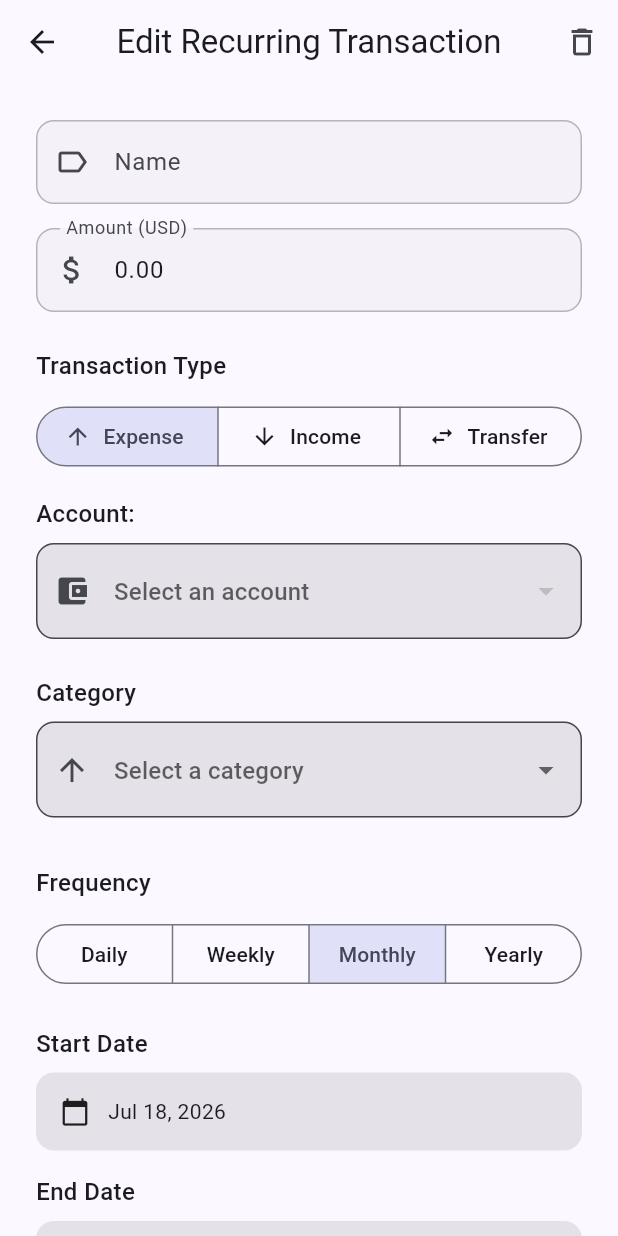
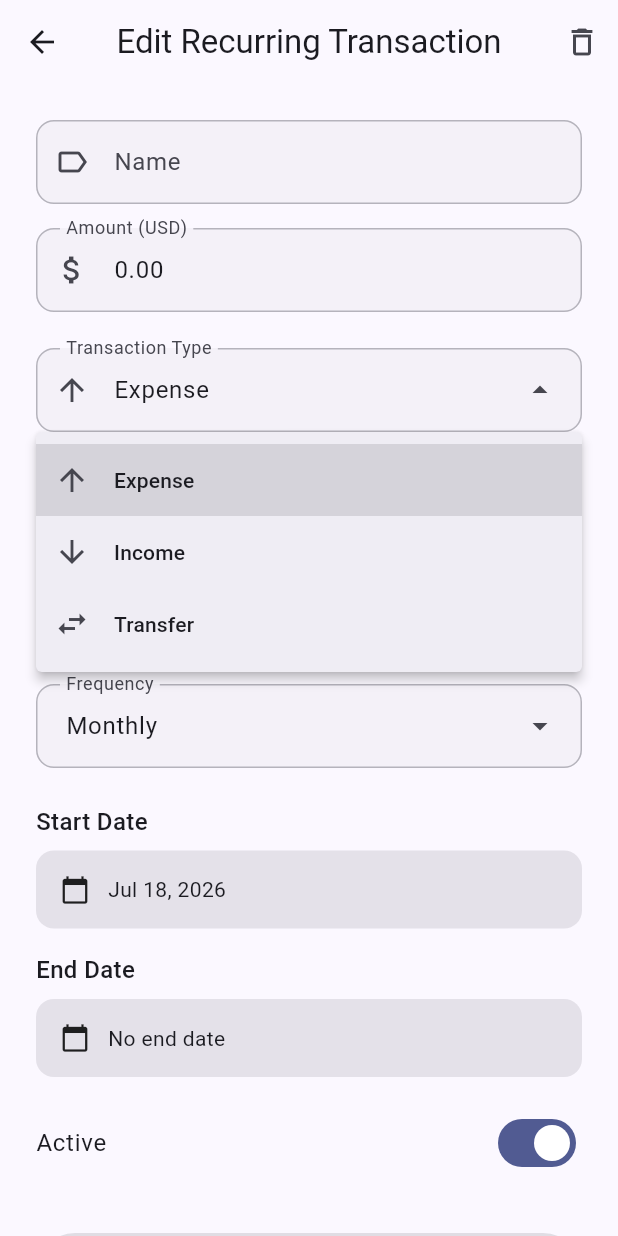
Before and after one commit to camilod529/pocket_guard, a Flutter app: the RecurringTransactionFormScreen screen opened directly with empty values, after a tap on "Expense", on a phone screen of 412 x 824 dp. Run offline on Flutter 3.47's test engine with Material 3 defaults, Android fonts, the phone set to English and light mode, and no system bars; our stand-ins replace animate_do, drift, drift_flutter, fl_chart, flutter_riverpod, formz and 4 more; missing offline and left inert: sqlite3, workmanager; accounts and stored records are empty; generated files the repository leaves out were written again.

Commit message:
refactor(forms): replace dropdowns and segmented pickers with Material 3 DropdownMenu
Replaces DropdownButtonFormField (account/category selectors) and
SegmentedButton (transaction type x3, account type, recurrence frequency)
with Flutter's built-in DropdownMenu<T> - a MUI Autocomplete-like
searchable combobox for the two potentially-long lists (accounts,
categories, via enableFilter: true), and a consistent compact "select"
for the short enumerated pickers (selectOnly: true, no search needed).

AccountSelectorField/CategorySelectorField now key DropdownMenu by id
(String) rather than the entity itself - neither AccountEntity nor
CategoryEntity overrides ==/hashCode, and DropdownMenu matches/highlights
selections by == on its value type, so using the entities directly would
be fragile across rebuilds with freshly-fetched instances. Both keep
their exact public API, so no call site changes were needed anywhere.

Wired DropdownMenuThemeData into AppTheme (switched to an explicitly-built
ColorScheme.fromSeed to get the resolved scheme) matching
CustomFormField's decoration recipe exactly, so every DropdownMenu in
the app themes identically to text fields - DropdownMenu resolves its
decoration from this separate theme slot, not the standard
ThemeData.inputDecorationTheme TextFormField uses, so it needed explicit
wiring rather than inheriting anything automatically.

Deleted DropdownDecorationHelper (common_drop_down.dart), orphaned once
both its only callers stopped using DropdownButtonFormField. Left the
theme-color and language settings screens untouched - confirmed those are
dedicated full-page card lists, not inline dropdowns, so converting them
would be a layout downgrade rather than a consistency win.

Verified with flutter analyze, flutter test (all 37 pass), and both an
Android debug build and an iOS simulator build.

Co-Authored-By: Claude Sonnet 5 <noreply@anthropic.com>

```diff
--- a/lib/presentation/screens/category_form_screen.dart
+++ b/lib/presentation/screens/category_form_screen.dart
@@ -9,6 +9,7 @@ import 'package:pocket_guard/presentation/providers/category/category_form_provi
 import 'package:pocket_guard/presentation/widgets/shared/delete_confirmation_modal.dart';
 import 'package:pocket_guard/presentation/widgets/shared/forms/custom_form_field.dart';
 import 'package:pocket_guard/utils/constants/global_constants.dart';
+import 'package:pocket_guard/utils/shared/transaction_icons.dart';
 
 class CategoryFormScreen extends ConsumerWidget {
   final String categoryId;
@@ -82,24 +83,38 @@ class CategoryFormScreen extends ConsumerWidget {
                 .nameChanged(value),
           ),
           const SizedBox(height: 24),
-          SegmentedButton<TransactionType>(
-            segments: [
-              ButtonSegment(
+          LayoutBuilder(
+            builder: (context, constraints) {
+              return DropdownMenu<TransactionType>(
+                width: constraints.maxWidth,
+                initialSelection: state.type,
+                label: Text(localizations.transactionTypeLabel),
+                selectOnly: true,
+                leadingIcon: Icon(TransactionIcons.getIconByType(state.type)),
+                dropdownMenuEntries: [
+                  DropdownMenuEntry(
                     value: TransactionType.income,
-                label: Text(localizations.income),
+                    label: localizations.income,
+                    leadingIcon: Icon(
+                      TransactionIcons.getIconByType(TransactionType.income),
                     ),
-              ButtonSegment(
+                  ),
+                  DropdownMenuEntry(
                     value: TransactionType.expense,
-                label: Text(localizations.expense),
+                    label: localizations.expense,
+                    leadingIcon: Icon(
+                      TransactionIcons.getIconByType(TransactionType.expense),
+                    ),
                   ),
                 ],
-            selected: {state.type},
-            onSelectionChanged: (selection) {
-              if (selection.length == 1) {
+                onSelected: (type) {
+                  if (type != null) {
                     ref
                         .read(categoryFormProvider(categoryId).notifier)
-                    .typeChanged(selection.first);
+                        .typeChanged(type);
                   }
+                },
+              );
             },
           ),
           const Spacer(),
--- a/lib/presentation/screens/recurring_transaction_form_screen.dart
+++ b/lib/presentation/screens/recurring_transaction_form_screen.dart
@@ -81,49 +81,57 @@ class RecurringTransactionFormScreen extends ConsumerWidget {
                   recurringTransactionId: recurringTransactionId,
                 ),
                 const SizedBox(height: 24),
-                Text(
-                  l10n.transactionTypeLabel,
-                  style: const TextStyle(
-                    fontSize: 16,
-                    fontWeight: FontWeight.w500,
+                LayoutBuilder(
+                  builder: (context, constraints) {
+                    return DropdownMenu<TransactionType>(
+                      width: constraints.maxWidth,
+                      initialSelection: formState.type,
+                      label: Text(l10n.transactionTypeLabel),
+                      selectOnly: true,
+                      leadingIcon: Icon(
+                        TransactionIcons.getIconByType(formState.type),
+                      ),
+                      dropdownMenuEntries: [
+                        DropdownMenuEntry(
+                          value: TransactionType.expense,
+                          label: l10n.expenseType,
+                          leadingIcon: Icon(
+                            TransactionIcons.getIconByType(
+                              TransactionType.expense,
                             ),
                           ),
-                const SizedBox(height: 12),
-                SegmentedButton<TransactionType>(
-                  showSelectedIcon: false,
-                  segments: [
-                    ButtonSegment(
-                      value: TransactionType.expense,
-                      label: Text(l10n.expenseType),
-                      icon: Icon(
-                        TransactionIcons.getIconByType(TransactionType.expense),
+                        ),
+                        DropdownMenuEntry(
+                          value: TransactionType.income,
+                          label: l10n.incomeType,
+                          leadingIcon: Icon(
+                            TransactionIcons.getIconByType(
+                              TransactionType.income,
                             ),
                           ),
-                    ButtonSegment(
-                      value: TransactionType.income,
-                      label: Text(l10n.incomeType),
-                      icon: Icon(
-                        TransactionIcons.getIconByType(TransactionType.income),
                         ),
-                    ),
-                    ButtonSegment(
+                        DropdownMenuEntry(
                           value: TransactionType.transfer,
-                      label: Text(l10n.transferType),
-                      icon: Icon(
+                          label: l10n.transferType,
+                          leadingIcon: Icon(
                             TransactionIcons.getIconByType(
                               TransactionType.transfer,
                             ),
                           ),
                         ),
                       ],
-                  selected: {formState.type},
-                  onSelectionChanged: (selection) => ref
+                      onSelected: (type) {
+                        if (type == null) return;
+                        ref
                             .read(
                               recurringTransactionFormProvider(
                                 recurringTransactionId,
                               ).notifier,
                             )
-                      .typeChanged(selection.first),
+                            .typeChanged(type);
+                      },
+                    );
+                  },
                 ),
                 const SizedBox(height: 16),
                 if (formState.type == TransactionType.transfer)
@@ -171,42 +179,43 @@ class RecurringTransactionFormScreen extends ConsumerWidget {
                     ],
                   ),
                 const SizedBox(height: 24),
-                Text(
-                  l10n.frequencyLabel,
-                  style: const TextStyle(
-                    fontSize: 16,
-                    fontWeight: FontWeight.w500,
+                LayoutBuilder(
+                  builder: (context, constraints) {
+                    return DropdownMenu<RecurrenceFrequency>(
+                      width: constraints.maxWidth,
+                      initialSelection: formState.frequency,
+                      label: Text(l10n.frequencyLabel),
+                      selectOnly: true,
+                      dropdownMenuEntries: [
+                        DropdownMenuEntry(
+                          value: RecurrenceFrequency.daily,
+                          label: l10n.frequencyDaily,
                         ),
+                        DropdownMenuEntry(
+                          value: RecurrenceFrequency.weekly,
+                          label: l10n.frequencyWeekly,
                         ),
-                const SizedBox(height: 12),
-                SegmentedButton<RecurrenceFrequency>(
-                  showSelectedIcon: false,
-                  segments: [
-                    ButtonSegment(
-                      value: RecurrenceFrequency.daily,
-                      label: Text(l10n.frequencyDaily),
+                        DropdownMenuEntry(
+                          value: RecurrenceFrequency.monthly,
+                          label: l10n.frequencyMonthly,
                         ),
-                    ButtonSegment(
-                      value: RecurrenceFrequency.weekly,
-                      label: Text(l10n.frequencyWeekly),
-                    ),
-                    ButtonSegment(
-                      value: RecurrenceFrequency.monthly,
-                      label: Text(l10n.frequencyMonthly),
-                    ),
-                    ButtonSegment(
+                        DropdownMenuEntry(
                           value: RecurrenceFrequency.yearly,
-                      label: Text(l10n.frequencyYearly),
+                          label: l10n.frequencyYearly,
                         ),
                       ],
-                  selected: {formState.frequency},
-                  onSelectionChanged: (selection) => ref
+                      onSelected: (frequency) {
+                        if (frequency == null) return;
+                        ref
                             .read(
                               recurringTransactionFormProvider(
                                 recurringTransactionId,
                               ).notifier,
                             )
-                      .frequencyChanged(selection.first),
+                            .frequencyChanged(frequency);
+                      },
+                    );
+                  },
                 ),
                 const SizedBox(height: 24),
                 DateRow(
--- a/lib/presentation/widgets/shared/forms/account_selector_field.dart
+++ b/lib/presentation/widgets/shared/forms/account_selector_field.dart
@@ -2,12 +2,17 @@ import 'package:flutter/material.dart';
 import 'package:flutter_riverpod/flutter_riverpod.dart';
 import 'package:pocket_guard/domain/entities/account.dart';
 import 'package:pocket_guard/l10n/app_localizations.dart';
-import 'package:pocket_guard/presentation/widgets/shared/forms/common_drop_down.dart';
 
-/// Shared account dropdown used by both the transaction and recurring
+/// Shared account selector used by both the transaction and recurring
 /// transaction forms - unified from two near-identical private
 /// implementations that only differed in which concrete form state type
 /// they carried, even though both only ever read `isFormPure` off it.
+///
+/// Keyed by account id (String) rather than AccountEntity itself:
+/// DropdownMenu matches/highlights entries by `==` on its value type, and
+/// AccountEntity doesn't override `==`/hashCode (default identity
+/// equality), which would make selection matching fragile across rebuilds
+/// with freshly-fetched entity instances.
 class AccountSelectorField extends StatelessWidget {
   final AsyncValue<List<AccountEntity>> accountsAsync;
   final AppLocalizations l10n;
@@ -31,71 +36,46 @@ class AccountSelectorField extends StatelessWidget {
   @override
   Widget build(BuildContext context) {
     return accountsAsync.when(
-      data: (accounts) => _buildAccountDropdown(context, accounts),
+      data: (accounts) => _buildDropdown(context, accounts),
       loading: () => _buildLoadingState(),
       error: (error, stack) => _buildErrorState(error),
     );
   }
 
-  Widget _buildAccountDropdown(
-    BuildContext context,
-    List<AccountEntity> accounts,
-  ) {
-    final showError = accountId == null && !isFormPure;
-
+  Widget _buildDropdown(BuildContext context, List<AccountEntity> accounts) {
     final filteredAccounts = accounts.where((account) {
       return targetCurrency == null || account.currency == targetCurrency;
     }).toList();
+    final showError = accountId == null && !isFormPure;
 
-    return IntrinsicHeight(
-      child: Column(
-        crossAxisAlignment: CrossAxisAlignment.stretch,
-        children: [
-          Text(
-            labelOverride ?? l10n.accountLabel(''),
-            style: const TextStyle(fontSize: 16, fontWeight: FontWeight.w500),
-          ),
-          const SizedBox(height: 8),
-          SizedBox(
-            height: 72,
-            child: DropdownButtonFormField<String>(
-              key: ValueKey(filteredAccounts.map((a) => a.id).join(',')),
-              initialValue: filteredAccounts.any((a) => a.id == accountId)
+    return LayoutBuilder(
+      builder: (context, constraints) {
+        return DropdownMenu<String>(
+          width: constraints.maxWidth,
+          initialSelection: filteredAccounts.any((a) => a.id == accountId)
               ? accountId
               : null,
-              decoration: DropdownDecorationHelper.getDecoration(
+          label: Text(labelOverride ?? l10n.accountLabel('')),
           hintText: l10n.selectAccountHint,
-                prefixIcon: const Icon(Icons.account_balance_wallet),
-              ),
-              isExpanded: true,
-              items: filteredAccounts
+          errorText: showError ? l10n.selectAccountError : null,
+          leadingIcon: const Icon(Icons.account_balance_wallet),
+          enableFilter: true,
+          requestFocusOnTap: true,
+          dropdownMenuEntries: filteredAccounts
               .map(
-                    (account) => DropdownMenuItem(
+                (account) => DropdownMenuEntry<String>(
                   value: account.id,
-                      child: Text('${account.name} (${account.currency})'),
+                  label: '${account.name} (${account.currency})',
                 ),
               )
               .toList(),
-              onChanged: (value) {
+          onSelected: (value) {
             if (value != null) {
               onChanged(value);
             }
           },
-            ),
-          ),
-          if (showError)
-            Padding(
-              padding: const EdgeInsets.only(left: 12, top: 8),
-              child: Text(
-                l10n.selectAccountError,
-                style: TextStyle(
-                  color: Theme.of(context).colorScheme.error,
-                  fontSize: 12,
-                ),
-              ),
-            ),
-        ],
-      ),
+        );
+      },
     );
   }
 
--- a/lib/presentation/widgets/shared/forms/category_selector_field.dart
+++ b/lib/presentation/widgets/shared/forms/category_selector_field.dart
@@ -2,13 +2,17 @@ import 'package:flutter/material.dart';
 import 'package:flutter_riverpod/flutter_riverpod.dart';
 import 'package:pocket_guard/domain/entities/category.dart';
 import 'package:pocket_guard/l10n/app_localizations.dart';
-import 'package:pocket_guard/presentation/widgets/shared/forms/common_drop_down.dart';
 
-/// Shared category dropdown used by both the transaction and recurring
+/// Shared category selector used by both the transaction and recurring
 /// transaction forms - unified from two near-identical private
 /// implementations. Both used to reach into their own feature's provider
 /// directly inside onChanged; this takes a callback instead so the widget
 /// itself has no dependency on either provider.
+///
+/// Keyed by category id (String) rather than CategoryEntity itself, for
+/// the same reason as AccountSelectorField: CategoryEntity doesn't
+/// override `==`/hashCode, which DropdownMenu relies on for selection
+/// matching across rebuilds.
 class CategorySelectorField extends StatelessWidget {
   final AsyncValue<List<CategoryEntity>> categoriesAsync;
   final AppLocalizations l10n;
@@ -32,72 +36,46 @@ class CategorySelectorField extends StatelessWidget {
   @override
   Widget build(BuildContext context) {
     return categoriesAsync.when(
-      data: (categories) => _buildCategoryDropdown(context, categories),
+      data: (categories) => _buildDropdown(context, categories),
       loading: () => _buildLoadingState(),
       error: (error, stack) => _buildErrorState(error),
     );
   }
 
-  Widget _buildCategoryDropdown(
-    BuildContext context,
-    List<CategoryEntity> categories,
-  ) {
+  Widget _buildDropdown(BuildContext context, List<CategoryEntity> categories) {
     final filteredCategories = categories
         .where((cat) => cat.type == type)
         .toList();
-    final validCategoryId =
-        filteredCategories.any((cat) => cat.id == categoryId)
-        ? categoryId
-        : null;
     final showError = categoryId == null && !isFormPure;
 
-    return IntrinsicHeight(
-      child: Column(
-        crossAxisAlignment: CrossAxisAlignment.stretch,
-        children: [
-          Text(
-            l10n.categoryLabel,
-            style: const TextStyle(fontSize: 16, fontWeight: FontWeight.w500),
-          ),
-          const SizedBox(height: 8),
-          SizedBox(
-            height: 72,
-            child: DropdownButtonFormField<String>(
-              key: ValueKey(filteredCategories.map((c) => c.id).join(',')),
-              initialValue: validCategoryId,
-              decoration: DropdownDecorationHelper.getDecoration(
+    return LayoutBuilder(
+      builder: (context, constraints) {
+        return DropdownMenu<String>(
+          width: constraints.maxWidth,
+          initialSelection: filteredCategories.any((c) => c.id == categoryId)
+              ? categoryId
+              : null,
+          label: Text(l10n.categoryLabel),
           hintText: l10n.selectCategoryHint,
-                prefixIcon: Icon(prefixIcon),
-              ),
-              isExpanded: true,
-              items: filteredCategories
+          errorText: showError ? l10n.selectCategoryError : null,
+          leadingIcon: Icon(prefixIcon),
+          enableFilter: true,
+          requestFocusOnTap: true,
+          dropdownMenuEntries: filteredCategories
               .map(
-                    (category) => DropdownMenuItem(
+                (category) => DropdownMenuEntry<String>(
                   value: category.id,
-                      child: Text(category.label),
+                  label: category.label,
                 ),
               )
               .toList(),
-              onChanged: (value) {
+          onSelected: (value) {
             if (value != null) {
               onChanged(value);
             }
           },
-            ),
-          ),
-          if (showError)
-            Padding(
-              padding: const EdgeInsets.only(left: 12, top: 8),
-              child: Text(
-                l10n.selectCategoryError,
-                style: TextStyle(
-                  color: Theme.of(context).colorScheme.error,
-                  fontSize: 12,
-                ),
-              ),
-            ),
-        ],
-      ),
+        );
+      },
     );
   }
 
--- a/lib/presentation/widgets/shared/forms/common_drop_down.dart
+++ /dev/null
@@ -1,16 +0,0 @@
-import 'package:flutter/material.dart';
-
-class DropdownDecorationHelper {
-  static InputDecoration getDecoration({
-    required String hintText,
-    required Icon prefixIcon,
-  }) {
-    return InputDecoration(
-      hintText: hintText,
-      prefixIcon: prefixIcon,
-      border: OutlineInputBorder(borderRadius: BorderRadius.circular(12)),
-      filled: true,
-      contentPadding: const EdgeInsets.symmetric(horizontal: 16, vertical: 20),
-    );
-  }
-}
```
Also changed, not shown: lib/config/theme/app_theme.dart (+51 -1 lines), lib/presentation/screens/account_form_screen.dart (+24 -22 lines), lib/presentation/screens/transaction_form_screen.dart (+36 -37 lines). Lines whose indentation alone changed are shown as unchanged.
